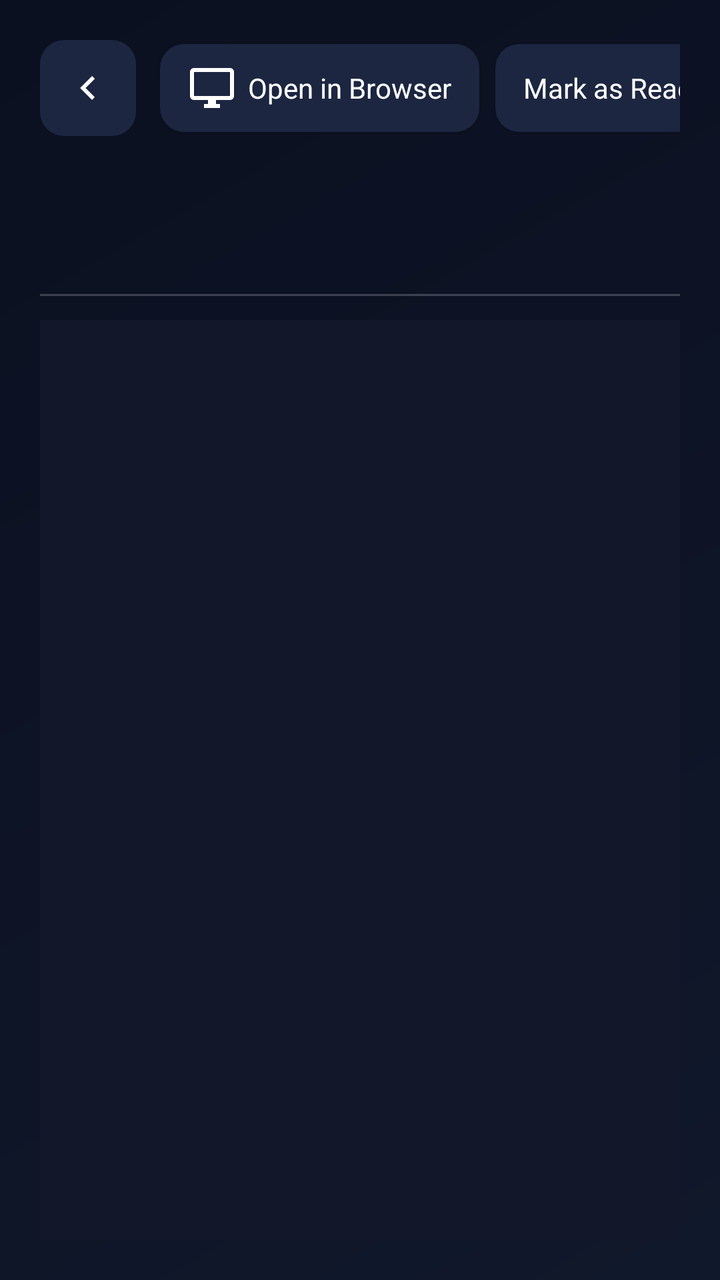
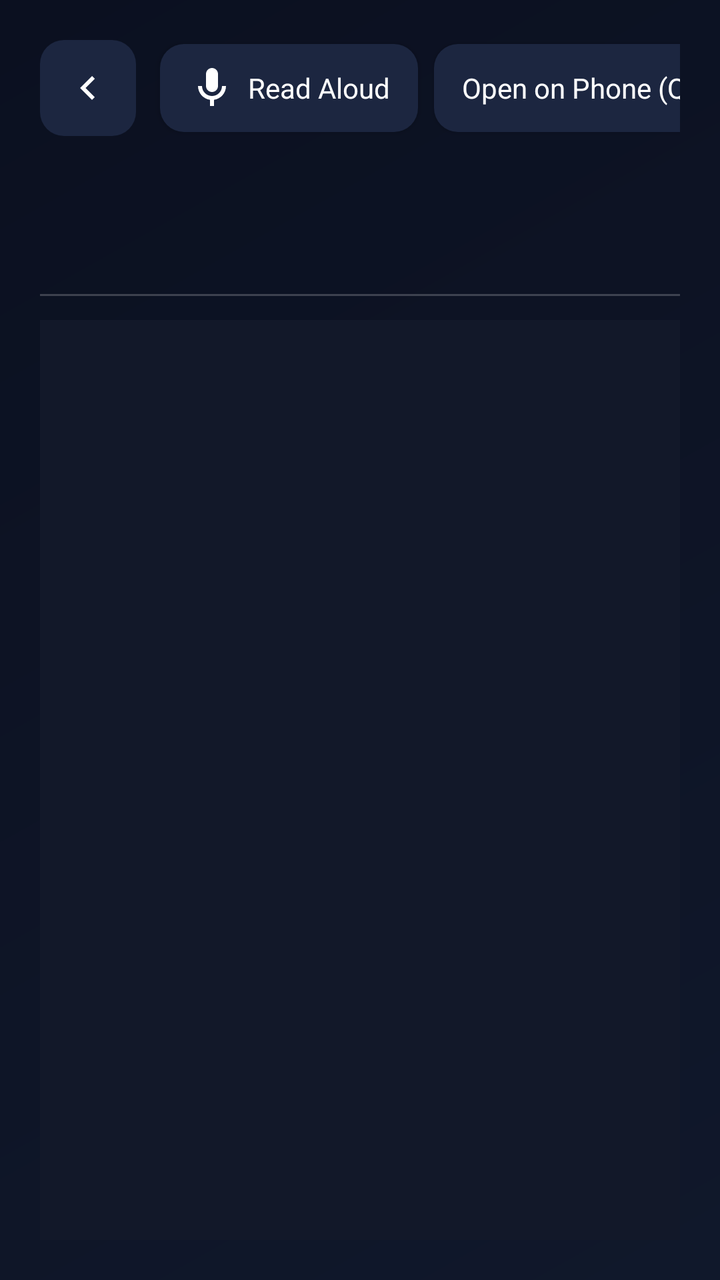

Screens rendered from an Android XML layout before and after an edit, with the pre-edit source and the edit as a unified diff.
<!-- AndroidManifest.xml: application theme Theme.TVNavBrowser -->
<!-- res/layout/activity_read_later_reader.xml -->
<?xml version="1.0" encoding="utf-8"?>
<LinearLayout xmlns:android="http://schemas.android.com/apk/res/android"
    android:layout_width="match_parent"
    android:layout_height="match_parent"
    android:background="?attr/screenBackground"
    android:orientation="vertical"
    android:padding="20dp">

    
    <LinearLayout
        android:layout_width="match_parent"
        android:layout_height="wrap_content"
        android:gravity="center_vertical"
        android:orientation="horizontal">

        <ImageButton
            android:id="@+id/btnReaderBack"
            style="@style/ToolbarIconButton"
            android:src="@drawable/ic_nav_back"
            android:contentDescription="@string/nav_back" />

        <TextView
            android:id="@+id/tvHeaderTitle"
            android:layout_width="0dp"
            android:layout_height="wrap_content"
            android:layout_marginStart="12dp"
            android:layout_weight="1"
            android:ellipsize="end"
            android:maxLines="1"
            android:text="@string/read_later_reading_mode"
            android:textColor="?attr/colorAccent"
            android:textSize="18sp"
            android:textStyle="bold" />

        <Button
            android:id="@+id/btnOpenOnline"
            style="@style/ToolbarButton"
            android:layout_width="wrap_content"
            android:layout_height="44dp"
            android:drawableStart="@drawable/ic_nav_desktop"
            android:drawablePadding="6dp"
            android:text="@string/read_later_open_online" />

        <Button
            android:id="@+id/btnToggleReadStatus"
            style="@style/ToolbarButton"
            android:layout_width="wrap_content"
            android:layout_height="44dp"
            android:layout_marginStart="8dp"
            android:text="@string/read_later_mark_read" />
    </LinearLayout>

    
    <TextView
        android:id="@+id/tvArticleTitle"
        android:layout_width="match_parent"
        android:layout_height="wrap_content"
        android:layout_marginTop="16dp"
        android:textColor="?android:attr/textColorPrimary"
        android:textSize="22sp"
        android:textStyle="bold" />

    <TextView
        android:id="@+id/tvArticleUrl"
        android:layout_width="match_parent"
        android:layout_height="wrap_content"
        android:layout_marginTop="4dp"
        android:textColor="?android:attr/textColorSecondary"
        android:textSize="13sp" />

    <View
        android:id="@+id/dividerLine"
        android:layout_width="match_parent"
        android:layout_height="1dp"
        android:layout_marginTop="12dp"
        android:layout_marginBottom="12dp"
        android:background="?attr/dividerColor" />

    
    <ScrollView
        android:id="@+id/readerScrollContainer"
        android:layout_width="match_parent"
        android:layout_height="0dp"
        android:layout_weight="1"
        android:background="?attr/readerContentBackground"
        android:padding="16dp">

        <TextView
            android:id="@+id/tvArticleContent"
            android:layout_width="match_parent"
            android:layout_height="wrap_content"
            android:lineSpacingExtra="6dp"
            android:textColor="?android:attr/textColorPrimary"
            android:textSize="16sp" />
    </ScrollView>

</LinearLayout>
<!-- resources referenced by this layout -->
<resources>
  <string name="nav_back">Back</string>
  <string name="read_later_mark_read">Mark as Read</string>
  <string name="read_later_open_online">Open in Browser</string>
  <string name="read_later_reading_mode">Offline Reading Mode</string>
  <color name="bg_dark">#FF0B1020</color>
  <color name="black">#FF000000</color>
  <color name="white">#FFFFFFFF</color>
  <color name="accent">#FFFFC857</color>
  <color name="accent_dark">#FFE6A819</color>
  <color name="text_primary">#FFFFFFFF</color>
  <color name="text_secondary">#B3FFFFFF</color>
  <!-- drawable bg_screen (drawable) -->
  <?xml version="1.0" encoding="utf-8"?>
  <shape xmlns:android="http://schemas.android.com/apk/res/android"
      android:shape="rectangle">
      <gradient
          android:angle="135"
          android:endColor="@color/bg_dark"
          android:startColor="#FF10182B"
          android:type="linear" />
  </shape>
  <!-- drawable bg_settings_section (drawable) -->
  <?xml version="1.0" encoding="utf-8"?>
  <shape xmlns:android="http://schemas.android.com/apk/res/android"
      android:shape="rectangle">
      <solid android:color="#162138" />
      <stroke
          android:width="1dp"
          android:color="#243354" />
      <corners android:radius="16dp" />
  </shape>
  <!-- drawable bg_input_hint (drawable) -->
  <?xml version="1.0" encoding="utf-8"?>
  <shape xmlns:android="http://schemas.android.com/apk/res/android"
      android:shape="rectangle">
      <solid android:color="#CC151D33" />
      <corners android:radius="10dp" />
      <stroke
          android:width="1dp"
          android:color="@color/divider" />
  </shape>
  <!-- drawable bg_overlay_card (drawable) -->
  <?xml version="1.0" encoding="utf-8"?>
  <shape xmlns:android="http://schemas.android.com/apk/res/android"
      android:shape="rectangle">
      <solid android:color="#F00F172A" />
      <stroke
          android:width="2dp"
          android:color="#38BDF8" />
      <corners android:radius="16dp" />
  </shape>
  <!-- drawable bg_step_badge (drawable) -->
  <?xml version="1.0" encoding="utf-8"?>
  <shape xmlns:android="http://schemas.android.com/apk/res/android"
      android:shape="rectangle">
      <solid android:color="#1AFFC857" />
      <corners android:radius="24dp" />
      <stroke
          android:width="1.5dp"
          android:color="@color/accent" />
  </shape>
  <color name="divider">#33FFFFFF</color>
  <!-- drawable bg_toolbar (drawable) -->
  <?xml version="1.0" encoding="utf-8"?>
  <shape xmlns:android="http://schemas.android.com/apk/res/android"
      android:shape="rectangle">
      <solid android:color="@color/bg_toolbar" />
      <corners android:radius="16dp" />
      <stroke
          android:width="1dp"
          android:color="@color/divider" />
  </shape>
  <!-- drawable bg_webview_frame (drawable) -->
  <?xml version="1.0" encoding="utf-8"?>
  <shape xmlns:android="http://schemas.android.com/apk/res/android"
      android:shape="rectangle">
      <solid android:color="@color/black" />
      <corners android:radius="14dp" />
      <stroke
          android:width="1dp"
          android:color="@color/divider" />
  </shape>
  <color name="accent_soft">#33FFC857</color>
  <color name="bg_card">#FF1C2640</color>
  <color name="bg_toolbar">#FF151D33</color>
  <!-- unchanged entries left out for length: 8 -->
</resources>

<!-- the commit's change to res/layout/activity_read_later_reader.xml (unified diff, before → after) -->
@@ -33,10 +33,28 @@
             android:textStyle="bold" />
 
         <Button
+            android:id="@+id/btnSpeakArticle"
+            style="@style/ToolbarButton"
+            android:layout_width="wrap_content"
+            android:layout_height="44dp"
+            android:drawableStart="@drawable/ic_nav_mic"
+            android:drawablePadding="6dp"
+            android:text="@string/tts_read_aloud" />
+
+        <Button
+            android:id="@+id/btnQrArticle"
+            style="@style/ToolbarButton"
+            android:layout_width="wrap_content"
+            android:layout_height="44dp"
+            android:layout_marginStart="8dp"
+            android:text="@string/qr_open_on_phone_btn" />
+
+        <Button
             android:id="@+id/btnOpenOnline"
             style="@style/ToolbarButton"
             android:layout_width="wrap_content"
             android:layout_height="44dp"
+            android:layout_marginStart="8dp"
             android:drawableStart="@drawable/ic_nav_desktop"
             android:drawablePadding="6dp"
             android:text="@string/read_later_open_online" />
<!-- resource entries referenced after the edit -->
@@ -1,9 +1,22 @@
 <!-- resources referenced by this layout -->
 <resources>
+  <!-- drawable ic_nav_mic (drawable) -->
+  <?xml version="1.0" encoding="utf-8"?>
+  <vector xmlns:android="http://schemas.android.com/apk/res/android"
+      android:width="24dp"
+      android:height="24dp"
+      android:viewportWidth="24"
+      android:viewportHeight="24">
+      <path
+          android:fillColor="#FFFFFFFF"
+          android:pathData="M12,14c1.66,0 3,-1.34 3,-3V5c0,-1.66 -1.34,-3 -3,-3S9,3.34 9,5v6C9,12.66 10.34,14 12,14z M17,11c0,2.76 -2.24,5 -5,5s-5,-2.24 -5,-5H5c0,3.53 2.61,6.43 6,6.92V21h2v-3.08c3.39,-0.49 6,-3.39 6,-6.92H17z" />
+  </vector>
   <string name="nav_back">Back</string>
+  <string name="qr_open_on_phone_btn">Open on Phone (QR)</string>
   <string name="read_later_mark_read">Mark as Read</string>
   <string name="read_later_open_online">Open in Browser</string>
   <string name="read_later_reading_mode">Offline Reading Mode</string>
+  <string name="tts_read_aloud">Read Aloud</string>
   <color name="bg_dark">#FF0B1020</color>
   <color name="black">#FF000000</color>
   <color name="white">#FFFFFFFF</color>
